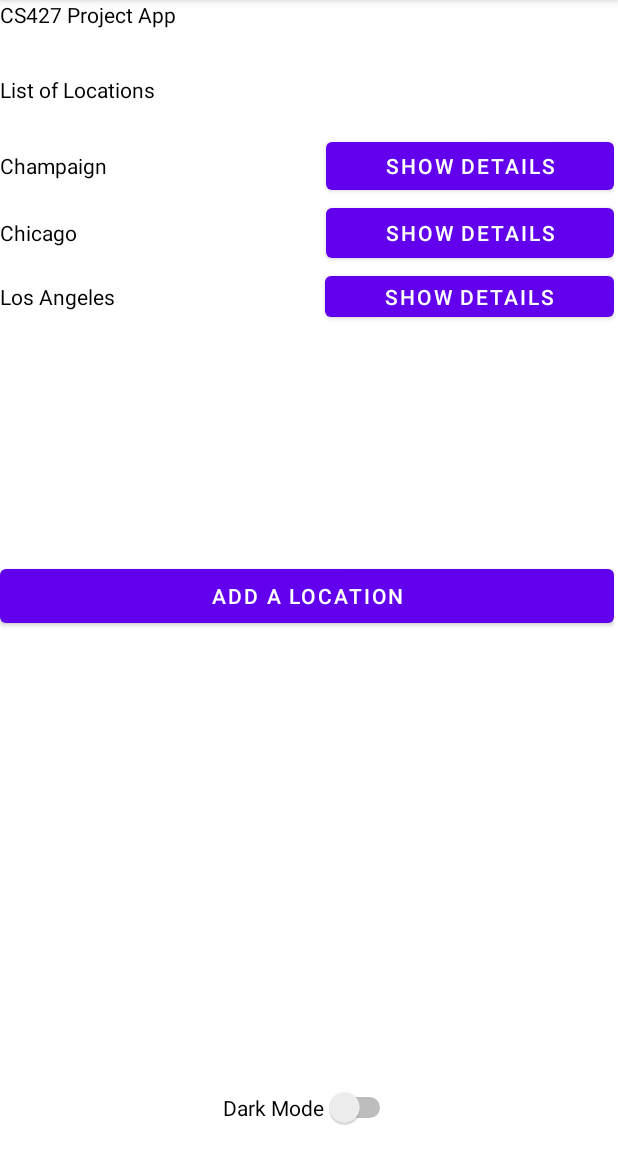
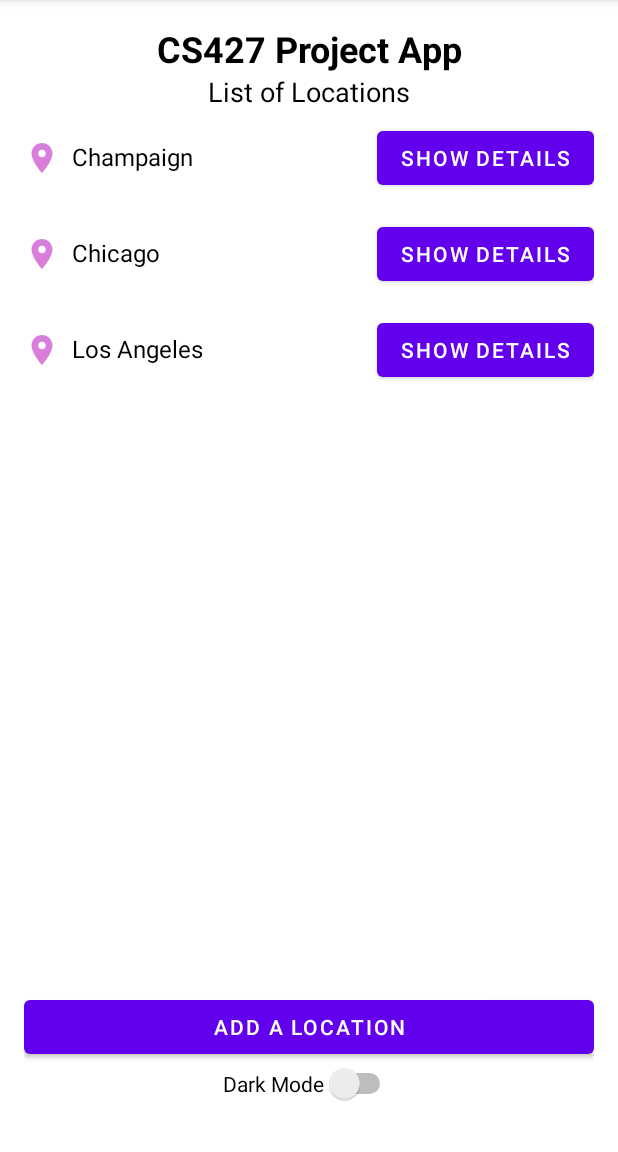
Before and after one commit to mehuloswal/CS427-Fall2024-TermProject-Team5, an Android app: the screen it shows after launch (MainActivity), on a phone screen of 412 x 824 dp, the part 84-1236 px from its top. Run offline under Robolectric (Android 15) with nearby library versions, the phone set to English and light mode, and no system bars.

Commit message:
Make main page UI prettier and add new icons.

```diff
--- /dev/null
+++ b/app/src/main/res/drawable/ic_location.xml
@@ -0,0 +1,5 @@
+<vector xmlns:android="http://schemas.android.com/apk/res/android" android:height="24dp" android:tint="#D97EDB" android:viewportHeight="24" android:viewportWidth="24" android:width="24dp">
+
+    <path android:fillColor="@android:color/white" android:pathData="M12,2C8.13,2 5,5.13 5,9c0,5.25 7,13 7,13s7,-7.75 7,-13c0,-3.87 -3.13,-7 -7,-7zM12,11.5c-1.38,0 -2.5,-1.12 -2.5,-2.5s1.12,-2.5 2.5,-2.5 2.5,1.12 2.5,2.5 -1.12,2.5 -2.5,2.5z"/>
+
+</vector>
--- a/app/src/main/res/layout/activity_main.xml
+++ b/app/src/main/res/layout/activity_main.xml
@@ -1,107 +1,133 @@
 <?xml version="1.0" encoding="utf-8"?>
-<androidx.constraintlayout.widget.ConstraintLayout xmlns:android="http://schemas.android.com/apk/res/android"
+<androidx.constraintlayout.widget.ConstraintLayout
+    xmlns:android="http://schemas.android.com/apk/res/android"
     xmlns:app="http://schemas.android.com/apk/res-auto"
     xmlns:tools="http://schemas.android.com/tools"
     android:layout_width="match_parent"
     android:layout_height="match_parent"
+    android:padding="16dp"
     tools:context=".MainActivity">
 
+    <!-- Title of the app -->
+    <TextView
+        android:id="@+id/titleTextView"
+        android:layout_width="wrap_content"
+        android:layout_height="wrap_content"
+        android:text="CS427 Project App"
+        android:textSize="24sp"
+        android:textStyle="bold"
+        android:layout_marginBottom="16dp"
+        app:layout_constraintTop_toTopOf="parent"
+        app:layout_constraintStart_toStartOf="parent"
+        app:layout_constraintEnd_toEndOf="parent" />
+
+    <!-- Section title -->
+    <TextView
+        android:id="@+id/locationsLabel"
+        android:layout_width="wrap_content"
+        android:layout_height="wrap_content"
+        android:text="List of Locations"
+        android:textSize="18sp"
+        android:layout_marginBottom="8dp"
+        app:layout_constraintTop_toBottomOf="@id/titleTextView"
+        app:layout_constraintStart_toStartOf="parent"
+        app:layout_constraintEnd_toEndOf="parent" />
+
+    <!-- Locations List -->
     <LinearLayout
-        android:layout_width="409dp"
-        android:layout_height="729dp"
+        android:layout_width="match_parent"
+        android:layout_height="wrap_content"
         android:orientation="vertical"
-        tools:layout_editor_absoluteX="1dp"
-        tools:layout_editor_absoluteY="1dp">
+        android:layout_marginBottom="24dp"
+        app:layout_constraintTop_toBottomOf="@id/locationsLabel"
+        app:layout_constraintStart_toStartOf="parent"
+        app:layout_constraintEnd_toEndOf="parent">
 
-        <TextView
-            android:id="@+id/textView3"
-            android:layout_width="match_parent"
-            android:layout_height="50dp"
-            android:text="CS427 Project App" />
-
-        <TextView
-            android:id="@+id/textView4"
+        <!-- Champaign Location Row -->
+        <LinearLayout
             android:layout_width="match_parent"
             android:layout_height="wrap_content"
-            android:text="List of Locations" />
-
-        <TextView
-            android:id="@+id/textView5"
-            android:layout_width="match_parent"
-            android:layout_height="wrap_content" />
-
-        <LinearLayout
-            android:layout_width="match_parent"
-            android:layout_height="44dp"
-            android:orientation="horizontal">
+            android:orientation="horizontal"
+            android:paddingVertical="8dp"
+            android:gravity="center_vertical">
 
             <TextView
-                android:id="@+id/textView10"
-                android:layout_width="wrap_content"
+                android:layout_width="0dp"
                 android:layout_height="wrap_content"
                 android:layout_weight="1"
-                android:text="Champaign" />
+                android:text="Champaign"
+                android:textSize="16sp"
+                android:drawableLeft="@drawable/ic_location"
+                android:drawablePadding="8dp"/>
 
             <Button
                 android:id="@+id/buttonChampaign"
-                android:layout_width="45dp"
+                android:layout_width="wrap_content"
+                android:layout_height="wrap_content"
+                android:text="Show Details"/>
+        </LinearLayout>
+
+        <!-- Chicago Location Row -->
+        <LinearLayout
+            android:layout_width="match_parent"
+            android:layout_height="wrap_content"
+            android:orientation="horizontal"
+            android:paddingVertical="8dp"
+            android:gravity="center_vertical">
+
+            <TextView
+                android:layout_width="0dp"
                 android:layout_height="wrap_content"
                 android:layout_weight="1"
-                android:text="Show Details" />
-        </LinearLayout>
-
-        <LinearLayout
-            android:layout_width="match_parent"
-            android:layout_height="45dp"
-            android:orientation="horizontal">
-
-            <TextView
-                android:id="@+id/textView12"
-                android:layout_width="wrap_content"
-                android:layout_height="wrap_content"
-                android:layout_weight="1"
-                android:text="Chicago" />
+                android:text="Chicago"
+                android:textSize="16sp"
+                android:drawableLeft="@drawable/ic_location"
+                android:drawablePadding="8dp"/>
 
             <Button
                 android:id="@+id/buttonChicago"
-                android:layout_width="25dp"
+                android:layout_width="wrap_content"
+                android:layout_height="wrap_content"
+                android:text="Show Details"/>
+        </LinearLayout>
+
+        <!-- Los Angeles Location Row -->
+        <LinearLayout
+            android:layout_width="match_parent"
+            android:layout_height="wrap_content"
+            android:orientation="horizontal"
+            android:paddingVertical="8dp"
+            android:gravity="center_vertical">
+
+            <TextView
+                android:layout_width="0dp"
                 android:layout_height="wrap_content"
                 android:layout_weight="1"
-                android:text="Show Details" />
-        </LinearLayout>
-
-        <LinearLayout
-            android:layout_width="match_parent"
-            android:layout_height="39dp"
-            android:orientation="horizontal">
-
-            <TextView
-                android:id="@+id/textView13"
-                android:layout_width="wrap_content"
-                android:layout_height="wrap_content"
-                android:layout_weight="1"
-                android:text="Los Angeles" />
+                android:text="Los Angeles"
+                android:textSize="16sp"
+                android:drawableLeft="@drawable/ic_location"
+                android:drawablePadding="8dp"/>
 
             <Button
                 android:id="@+id/buttonLA"
-                android:layout_width="52dp"
+                android:layout_width="wrap_content"
                 android:layout_height="wrap_content"
-                android:layout_weight="1"
-                android:text="Show Details" />
+                android:text="Show Details"/>
         </LinearLayout>
 
-        <TextView
-            android:id="@+id/textView14"
-            android:layout_width="match_parent"
-            android:layout_height="156dp" />
+    </LinearLayout>
 
-        <Button
-            android:id="@+id/buttonAddLocation"
-            android:layout_width="match_parent"
-            android:layout_height="wrap_content"
-            android:text="Add a location" />
+    <!-- "Add a location" button -->
+    <Button
+        android:id="@+id/buttonAddLocation"
+        android:layout_width="match_parent"
+        android:layout_height="wrap_content"
+        android:text="Add a location"
+        app:layout_constraintBottom_toTopOf="@id/themeSwitch"
+        app:layout_constraintStart_toStartOf="parent"
+        app:layout_constraintEnd_toEndOf="parent"/>
 
-    </LinearLayout>
+    <!-- Dark mode switch -->
     <Switch
         android:id="@+id/themeSwitch"
         android:layout_width="wrap_content"
@@ -112,5 +138,4 @@
         app:layout_constraintEnd_toEndOf="parent"
         android:layout_marginBottom="16dp" />
 
-
 </androidx.constraintlayout.widget.ConstraintLayout>
```
